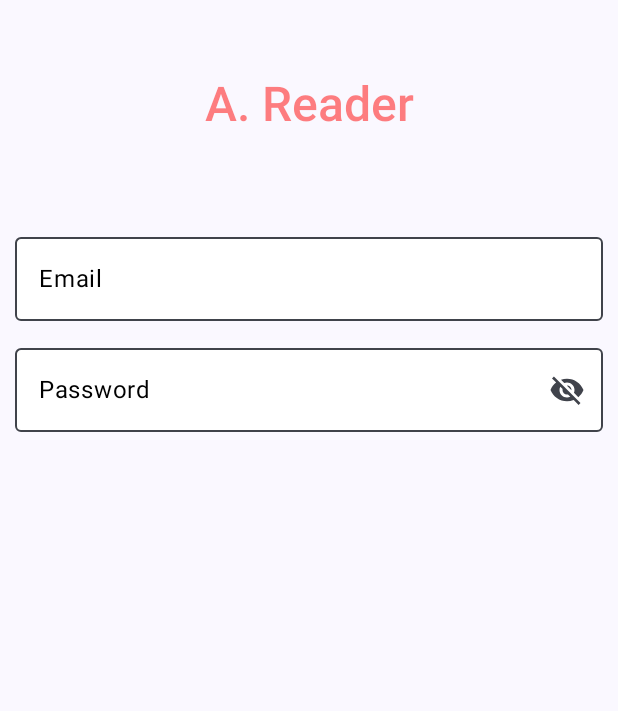
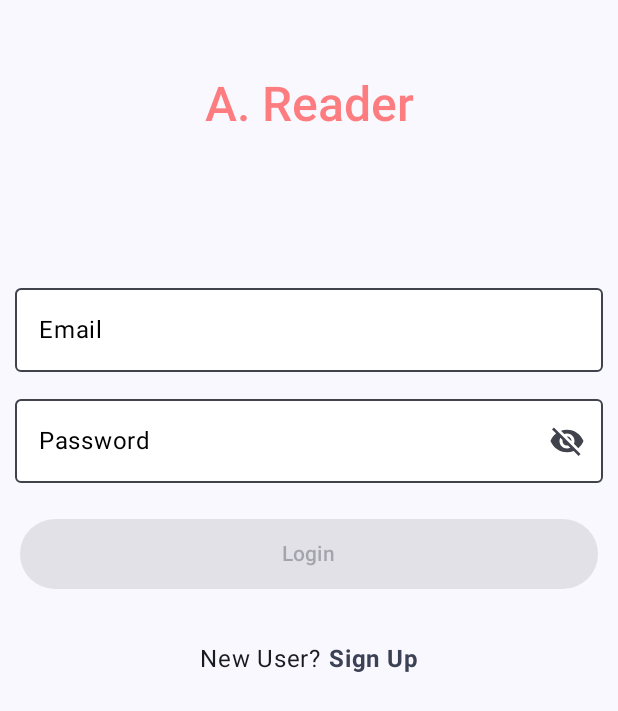
Before and after one commit to 91nimeshpatel/ReaderAppCompose, an Android app built with Jetpack Compose: the screen it shows after launch (MainActivity), on a phone screen of 412 x 824 dp. Shown: the top 711 px of the screen. Run offline under Robolectric (Android 15) with nearby library versions, the phone set to English and light mode, and no system bars; our stand-ins replace Dagger/Hilt's generated code, Firebase (no records; nobody signed in at launch, a user with empty details on screens opened directly).

Commit message:
Login and signup form created

```diff
--- a/app/src/main/java/com/nimeshpatel/readerapp/screens/login/LoginScreen.kt
+++ b/app/src/main/java/com/nimeshpatel/readerapp/screens/login/LoginScreen.kt
@@ -1,25 +1,37 @@
 package com.nimeshpatel.readerapp.screens.login
 
+import androidx.compose.foundation.clickable
 import androidx.compose.foundation.layout.Arrangement
 import androidx.compose.foundation.layout.Column
+import androidx.compose.foundation.layout.Row
 import androidx.compose.foundation.layout.Spacer
 import androidx.compose.foundation.layout.fillMaxSize
 import androidx.compose.foundation.layout.fillMaxWidth
 import androidx.compose.foundation.layout.height
 import androidx.compose.foundation.layout.padding
+import androidx.compose.foundation.text.KeyboardActions
+import androidx.compose.material3.MaterialTheme
 import androidx.compose.material3.Surface
+import androidx.compose.material3.Text
 import androidx.compose.runtime.Composable
+import androidx.compose.runtime.MutableState
 import androidx.compose.runtime.mutableStateOf
+import androidx.compose.runtime.remember
 import androidx.compose.runtime.saveable.rememberSaveable
 import androidx.compose.ui.Alignment
 import androidx.compose.ui.Modifier
+import androidx.compose.ui.platform.LocalSoftwareKeyboardController
+import androidx.compose.ui.text.font.FontWeight
 import androidx.compose.ui.text.input.ImeAction
+import androidx.compose.ui.tooling.preview.Preview
 import androidx.compose.ui.unit.dp
 import androidx.hilt.navigation.compose.hiltViewModel
 import androidx.navigation.NavController
+import androidx.navigation.compose.rememberNavController
 import com.nimeshpatel.readerapp.component.ReaderLogo
 import com.nimeshpatel.readerapp.ui.theme.EmailInputField
 import com.nimeshpatel.readerapp.ui.theme.PasswordInputField
+import com.nimeshpatel.readerapp.ui.theme.SubmitButton
 
 /**
  * Created by Nimesh Patel on 01-Dec-24.
@@ -27,7 +39,7 @@ import com.nimeshpatel.readerapp.ui.theme.PasswordInputField
  */
 @Composable
 fun LoginScreen(
-    navController: NavController,
+    navController: NavController = rememberNavController(),
     loginViewModel: LoginViewModel = hiltViewModel()
 ) {
     val showLoginForm = rememberSaveable { mutableStateOf(true) }
@@ -40,26 +52,108 @@ fun LoginScreen(
         ) {
             ReaderLogo()
 
-            UserForm()
+            if (showLoginForm.value) {
+                UserForm(isLoading = false) { email, password ->
+
+                }
+            } else {
+                UserForm(isLoading = false, isCreateAccount = true) { email, password ->
+                }
+            }
+
+
+            Spacer(modifier = Modifier.padding(15.dp))
+
+            SignUpORLogin(showLoginForm)
         }
     }
 }
 
 @Composable
-fun UserForm() {
+fun SignUpORLogin(showLoginForm: MutableState<Boolean>) {
+    Row(
+        modifier = Modifier.padding(bottom = 15.dp),
+        horizontalArrangement = Arrangement.Center,
+        verticalAlignment = Alignment.CenterVertically
+    ) {
+
+        val strSignUpLogin = if (showLoginForm.value) "Sign Up" else "Login"
+        val strAlreadyOrNew = if (showLoginForm.value) "New User?" else "Already Have Account ?"
+        Text(text = strAlreadyOrNew)
+        Text(
+            text = strSignUpLogin,
+            modifier = Modifier
+                .clickable {
+                    showLoginForm.value = !showLoginForm.value
+                }
+                .padding(start = 5.dp),
+            fontWeight = FontWeight.Bold,
+            color = MaterialTheme.colorScheme.secondary
+        )
+    }
+}
+
+@Composable
+fun UserForm(
+    isLoading: Boolean = false,
+    isCreateAccount: Boolean = false,
+    onDone: (String, String) -> Unit
+) {
     val email = rememberSaveable { mutableStateOf("") }
     val password = rememberSaveable { mutableStateOf("") }
+    val isValidInput = remember(email.value, password.value) {
+        email.value.trim().isNotEmpty() && password.value.isNotEmpty()
+    }
+
+    val keyboardController = LocalSoftwareKeyboardController.current
+
+    Spacer(modifier = Modifier.height(50.dp))
+
+    if (isCreateAccount) {
+        Text(
+            text = "Please enter a valid email and password that is at least 6 characters",
+            modifier = Modifier.padding(4.dp)
+        )
+    } else {
+        Text("")
+    }
+    Spacer(modifier = Modifier.height(10.dp))
+
     EmailInputField(
         modifier = Modifier
-            .padding(top = 50.dp)
             .fillMaxWidth(),
         value = email.value,
         onValueChange = { email.value = it },
         imeAction = ImeAction.Next,
 
-    )
+        )
 
     Spacer(modifier = Modifier.height(10.dp))
 
-    PasswordInputField(value = password.value, onValueChange = { password.value = it })
+    PasswordInputField(value = password.value,
+        imeAction = ImeAction.Done,
+        onValueChange = { password.value = it },
+        keyboardActions = KeyboardActions {
+            if (!isValidInput) return@KeyboardActions
+            onDone(email.value.trim(), password.value.trim())
+            keyboardController?.hide()
+        })
+
+    Spacer(modifier = Modifier.height(20.dp))
+
+    SubmitButton(
+        text = if (isCreateAccount) "Create Account" else "Login",
+        isLoading = isLoading,
+        isValidInput = isValidInput
+    ) {
+
+        onDone(email.value.trim(), password.value.trim())
+        keyboardController?.hide()
+    }
 }
+
+@Preview
+@Composable
+fun showPreview() {
+    LoginScreen()
+}
--- a/app/src/main/java/com/nimeshpatel/readerapp/ui/theme/CommonUi.kt
+++ b/app/src/main/java/com/nimeshpatel/readerapp/ui/theme/CommonUi.kt
@@ -1,23 +1,34 @@
 package com.nimeshpatel.readerapp.ui.theme
 
 import androidx.compose.foundation.layout.fillMaxWidth
+import androidx.compose.foundation.layout.padding
+import androidx.compose.foundation.layout.size
+import androidx.compose.foundation.shape.CircleShape
+import androidx.compose.foundation.text.KeyboardActions
 import androidx.compose.foundation.text.KeyboardOptions
 import androidx.compose.material.icons.Icons
 import androidx.compose.material.icons.filled.Search
 import androidx.compose.material.icons.filled.Visibility
 import androidx.compose.material.icons.filled.VisibilityOff
+import androidx.compose.material3.Button
+import androidx.compose.material3.CircularProgressIndicator
 import androidx.compose.material3.Icon
 import androidx.compose.material3.IconButton
 import androidx.compose.material3.OutlinedTextField
 import androidx.compose.material3.Text
 import androidx.compose.material3.TextFieldDefaults
-import androidx.compose.runtime.*
+import androidx.compose.runtime.Composable
+import androidx.compose.runtime.getValue
+import androidx.compose.runtime.mutableStateOf
+import androidx.compose.runtime.remember
+import androidx.compose.runtime.setValue
 import androidx.compose.ui.Modifier
 import androidx.compose.ui.graphics.Color
 import androidx.compose.ui.text.input.ImeAction
 import androidx.compose.ui.text.input.KeyboardType
 import androidx.compose.ui.text.input.PasswordVisualTransformation
 import androidx.compose.ui.text.input.VisualTransformation
+import androidx.compose.ui.unit.dp
 
 
 /**
@@ -34,6 +45,7 @@ fun CommonInputField(
     visualTransformation: VisualTransformation = VisualTransformation.None,
     trailingIcon: @Composable (() -> Unit)? = null,
     keyboardOptions: KeyboardOptions = KeyboardOptions.Default,
+    keyboardActions: KeyboardActions = KeyboardActions.Default,
     isSingleLine: Boolean = true,
 ) {
     OutlinedTextField(
@@ -45,6 +57,7 @@ fun CommonInputField(
         visualTransformation = visualTransformation,
         trailingIcon = trailingIcon,
         keyboardOptions = keyboardOptions,
+        keyboardActions = keyboardActions,
         colors = TextFieldDefaults.colors(
             focusedTextColor = Color.Blue,
             focusedLabelColor = Color.Blue,
@@ -65,7 +78,7 @@ fun EmailInputField(
     onValueChange: (String) -> Unit,
     maxLength: Int = 50,
     imeAction: ImeAction = ImeAction.Done,
-
+    keyboardActions: KeyboardActions = KeyboardActions.Default,
     ) {
     CommonInputField(
         modifier = modifier,
@@ -79,7 +92,8 @@ fun EmailInputField(
         keyboardOptions = KeyboardOptions.Default.copy(
             keyboardType = KeyboardType.Email,
             imeAction = imeAction
-        )
+        ),
+        keyboardActions = keyboardActions
     )
 }
 
@@ -89,7 +103,8 @@ fun PasswordInputField(
     value: String,
     onValueChange: (String) -> Unit,
     maxLength: Int = 15,
-    imeAction: ImeAction = ImeAction.Done
+    imeAction: ImeAction = ImeAction.Done,
+    keyboardActions: KeyboardActions = KeyboardActions.Default
 ) {
     var passwordVisible by remember { mutableStateOf(false) }
 
@@ -113,7 +128,8 @@ fun PasswordInputField(
         keyboardOptions = KeyboardOptions.Default.copy(
             keyboardType = KeyboardType.Password,
             imeAction = imeAction
-        )
+        ),
+        keyboardActions = keyboardActions
     )
 }
 
@@ -123,7 +139,9 @@ fun SearchInputField(
     value: String,
     onValueChange: (String) -> Unit,
     maxLength: Int = 50,
-    imeAction: ImeAction = ImeAction.Search
+    imeAction: ImeAction = ImeAction.Search,
+    keyboardActions: KeyboardActions = KeyboardActions.Default
+
 ) {
     CommonInputField(
         modifier = modifier,
@@ -142,6 +160,32 @@ fun SearchInputField(
         keyboardOptions = KeyboardOptions.Default.copy(
             keyboardType = KeyboardType.Text,
             imeAction = imeAction
-        )
+        ),
+        keyboardActions = keyboardActions
     )
 }
+
+@Composable
+fun SubmitButton(
+    text: String,
+    isLoading: Boolean = false,
+    isValidInput: Boolean = false,
+    onClick: () -> Unit
+) {
+
+    Button(
+        modifier = Modifier
+            .padding(3.dp)
+            .fillMaxWidth(),
+        shape = CircleShape,
+        enabled = !isLoading && isValidInput,
+        onClick = onClick
+    ) {
+        if (isLoading) CircularProgressIndicator(modifier = Modifier.size(25.dp))
+        Text(
+            text = text,
+            modifier = Modifier.padding(5.dp)
+        )
+    }
+
+}
```
